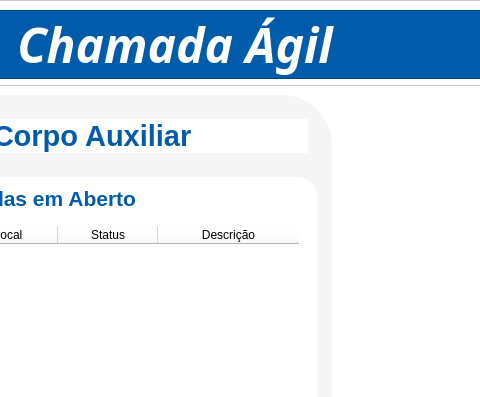
Qt form view/telaCorpoAux.ui (DiegoSMAnjos/SENAI-TDS-TCC-Chamada-Agil) before a commit; both pictures show x 295 to 775 and y 0 to 397 of the 1260 by 834 pixel window.
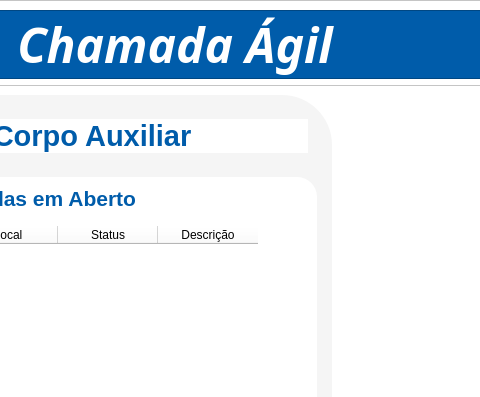
The same form after that commit. Icons and pictures are not drawn.

What changed in the file:
```diff
--- a/view/telaCorpoAux.ui
+++ b/view/telaCorpoAux.ui
@@ -478,12 +478,18 @@
                        <pointsize>12</pointsize>
                       </font>
                      </property>
+                     <property name="sizeAdjustPolicy">
+                      <enum>QAbstractScrollArea::AdjustIgnored</enum>
+                     </property>
                      <property name="alternatingRowColors">
                       <bool>false</bool>
                      </property>
                      <property name="selectionBehavior">
                       <enum>QAbstractItemView::SelectRows</enum>
                      </property>
+                     <property name="showGrid">
+                      <bool>true</bool>
+                     </property>
                      <property name="gridStyle">
                       <enum>Qt::SolidLine</enum>
                      </property>
@@ -496,7 +502,16 @@
                      <attribute name="horizontalHeaderCascadingSectionResizes">
                       <bool>true</bool>
                      </attribute>
+                     <attribute name="horizontalHeaderDefaultSectionSize">
+                      <number>100</number>
+                     </attribute>
+                     <attribute name="horizontalHeaderMinimumSectionSize">
+                      <number>30</number>
+                     </attribute>
                      <attribute name="horizontalHeaderStretchLastSection">
+                      <bool>false</bool>
+                     </attribute>
+                     <attribute name="verticalHeaderCascadingSectionResizes">
                       <bool>true</bool>
                      </attribute>
                      <attribute name="verticalHeaderStretchLastSection">
```
Left out of the diff: 2 changed lines with no effect on the pictures.
